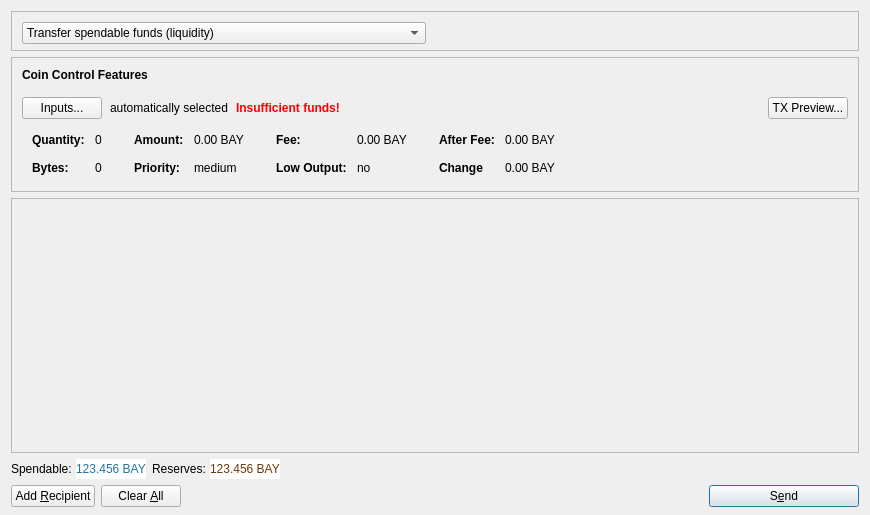
The window that src/qt/forms/sendcoinsdialog.ui (bitbaymarket/bitbay-core) describes before a commit, drawn with Qt 5.
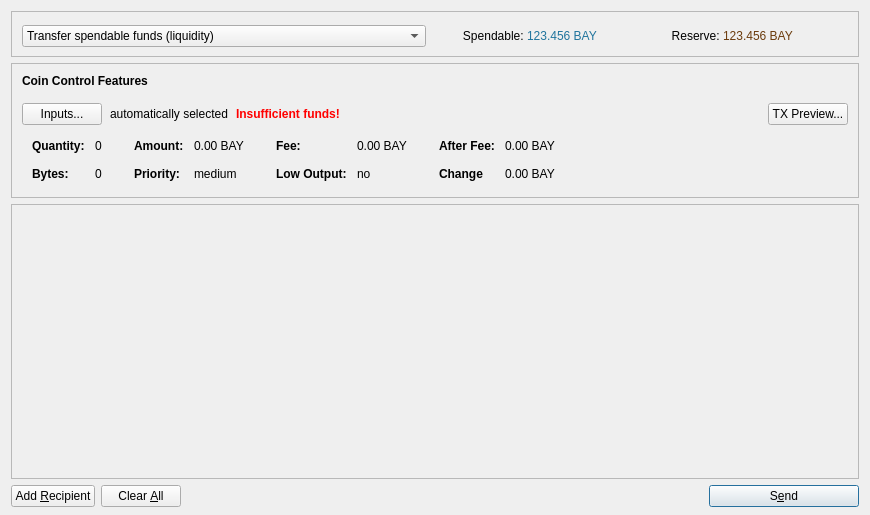
The same window after the commit. Icons and pictures are not drawn.

Commit message: Send panel: move labels with spendable and reserve

Diff of the .ui file:
```diff
--- a/src/qt/forms/sendcoinsdialog.ui
+++ b/src/qt/forms/sendcoinsdialog.ui
@@ -13,7 +13,7 @@
   <property name="windowTitle">
    <string>Send Coins</string>
   </property>
-  <layout class="QVBoxLayout" name="verticalLayout" stretch="0,0,1,0,0">
+  <layout class="QVBoxLayout" name="verticalLayout" stretch="0,0,1,0">
    <property name="bottomMargin">
     <number>8</number>
    </property>
@@ -77,10 +77,153 @@
          </widget>
         </item>
         <item>
-         <spacer name="horizontalSpacer_3">
+         <layout class="QHBoxLayout" name="horizontalLayout_4">
+          <property name="spacing">
+           <number>0</number>
+          </property>
+          <item>
+           <widget class="QLabel" name="labelLiquidityText">
+            <property name="minimumSize">
+             <size>
+              <width>0</width>
+              <height>28</height>
+             </size>
+            </property>
+            <property name="text">
+             <string>  Spendable: </string>
+            </property>
+            <property name="alignment">
+             <set>Qt::AlignRight|Qt::AlignTrailing|Qt::AlignVCenter</set>
+            </property>
+           </widget>
+          </item>
+          <item>
+           <widget class="QLabel" name="labelLiquidity">
+            <property name="palette">
+             <palette>
+              <active>
+               <colorrole role="WindowText">
+                <brush brushstyle="SolidPattern">
+                 <color alpha="255">
+                  <red>32</red>
+                  <green>116</green>
+                  <blue>157</blue>
+                 </color>
+                </brush>
+               </colorrole>
+              </active>
+              <inactive>
+               <colorrole role="WindowText">
+                <brush brushstyle="SolidPattern">
+                 <color alpha="255">
+                  <red>32</red>
+                  <green>116</green>
+                  <blue>157</blue>
+                 </color>
+                </brush>
+               </colorrole>
+              </inactive>
+              <disabled>
+               <colorrole role="WindowText">
+                <brush brushstyle="SolidPattern">
+                 <color alpha="255">
+                  <red>190</red>
+                  <green>190</green>
+                  <blue>190</blue>
+                 </color>
+                </brush>
+               </colorrole>
+              </disabled>
+             </palette>
+            </property>
+            <property name="autoFillBackground">
+             <bool>true</bool>
+            </property>
+            <property name="text">
+             <string>123.456 BAY</string>
+            </property>
+            <property name="textInteractionFlags">
+             <set>Qt::LinksAccessibleByMouse|Qt::TextSelectableByKeyboard|Qt::TextSelectableByMouse</set>
+            </property>
+           </widget>
+          </item>
+         </layout>
+        </item>
+        <item>
+         <layout class="QHBoxLayout" name="horizontalLayout_5">
+          <property name="spacing">
+           <number>0</number>
+          </property>
+          <item>
+           <widget class="QLabel" name="labelReservesText">
+            <property name="text">
+             <string>  Reserve: </string>
+            </property>
+            <property name="alignment">
+             <set>Qt::AlignRight|Qt::AlignTrailing|Qt::AlignVCenter</set>
+            </property>
+           </widget>
+          </item>
+          <item>
+           <widget class="QLabel" name="labelReserves">
+            <property name="palette">
+             <palette>
+              <active>
+               <colorrole role="WindowText">
+                <brush brushstyle="SolidPattern">
+                 <color alpha="255">
+                  <red>107</red>
+                  <green>59</green>
+                  <blue>12</blue>
+                 </color>
+                </brush>
+               </colorrole>
+              </active>
+              <inactive>
+               <colorrole role="WindowText">
+                <brush brushstyle="SolidPattern">
+                 <color alpha="255">
+                  <red>107</red>
+                  <green>59</green>
+                  <blue>12</blue>
+                 </color>
+                </brush>
+               </colorrole>
+              </inactive>
+              <disabled>
+               <colorrole role="WindowText">
+                <brush brushstyle="SolidPattern">
+                 <color alpha="255">
+                  <red>190</red>
+                  <green>190</green>
+                  <blue>190</blue>
+                 </color>
+                </brush>
+               </colorrole>
+              </disabled>
+             </palette>
+            </property>
+            <property name="autoFillBackground">
+             <bool>true</bool>
+            </property>
+            <property name="text">
+             <string>123.456 BAY</string>
+            </property>
+            <property name="textInteractionFlags">
+             <set>Qt::LinksAccessibleByMouse|Qt::TextSelectableByKeyboard|Qt::TextSelectableByMouse</set>
+            </property>
+           </widget>
+          </item>
+         </layout>
+        </item>
+        <item>
+         <spacer name="horizontalSpacer_2">
           <property name="orientation">
            <enum>Qt::Horizontal</enum>
           </property>
+          <property name="sizeType">
+           <enum>QSizePolicy::Minimum</enum>
+          </property>
           <property name="sizeHint" stdset="0">
            <size>
             <width>40</width>
@@ -603,7 +746,7 @@
         <x>0</x>
         <y>0</y>
         <width>852</width>
-        <height>243</height>
+        <height>253</height>
        </rect>
       </property>
       <layout class="QVBoxLayout" name="verticalLayout_2">
@@ -643,238 +786,6 @@
      </widget>
     </widget>
    </item>
-   <item>
-    <layout class="QHBoxLayout" name="horizontalLayout_3">
-     <item>
-      <layout class="QHBoxLayout" name="horizontalLayout_4">
-       <property name="spacing">
-        <number>0</number>
-       </property>
-       <item>
-        <widget class="QLabel" name="labelLiquidityText">
-         <property name="autoFillBackground">
-          <bool>true</bool>
-         </property>
-         <property name="text">
-          <string>Spendable: </string>
-         </property>
-        </widget>
-       </item>
-       <item>
-        <widget class="QLabel" name="labelLiquidity">
-         <property name="palette">
-          <palette>
-           <active>
-            <colorrole role="WindowText">
-             <brush brushstyle="SolidPattern">
-              <color alpha="255">
-               <red>32</red>
-               <green>116</green>
-               <blue>157</blue>
-              </color>
-             </brush>
-            </colorrole>
-            <colorrole role="Window">
-             <brush brushstyle="SolidPattern">
-              <color alpha="255">
-               <red>255</red>
-               <green>255</green>
-               <blue>255</blue>
-              </color>
-             </brush>
-            </colorrole>
-           </active>
-           <inactive>
-            <colorrole role="WindowText">
-             <brush brushstyle="SolidPattern">
-              <color alpha="255">
-               <red>32</red>
-               <green>116</green>
-               <blue>157</blue>
-              </color>
-             </brush>
-            </colorrole>
-            <colorrole role="Window">
-             <brush brushstyle="SolidPattern">
-              <color alpha="255">
-               <red>255</red>
-               <green>255</green>
-               <blue>255</blue>
-              </color>
-             </brush>
-            </colorrole>
-           </inactive>
-           <disabled>
-            <colorrole role="WindowText">
-             <brush brushstyle="SolidPattern">
-              <color alpha="255">
-               <red>190</red>
-               <green>190</green>
-               <blue>190</blue>
-              </color>
-             </brush>
-            </colorrole>
-            <colorrole role="Window">
-             <brush brushstyle="SolidPattern">
-              <color alpha="255">
-               <red>255</red>
-               <green>255</green>
-               <blue>255</blue>
-              </color>
-             </brush>
-            </colorrole>
-           </disabled>
-          </palette>
-         </property>
-         <property name="autoFillBackground">
-          <bool>true</bool>
-         </property>
-         <property name="text">
-          <string>123.456 BAY</string>
-         </property>
-         <property name="textInteractionFlags">
-          <set>Qt::LinksAccessibleByMouse|Qt::TextSelectableByKeyboard|Qt::TextSelectableByMouse</set>
-         </property>
-        </widget>
-       </item>
-      </layout>
-     </item>
-     <item>
-      <layout class="QHBoxLayout" name="horizontalLayout_5">
-       <property name="spacing">
-        <number>0</number>
-       </property>
-       <item>
-        <widget class="QLabel" name="labelReservesText">
-         <property name="autoFillBackground">
-          <bool>true</bool>
-         </property>
-         <property name="text">
-          <string>Reserves: </string>
-         </property>
-        </widget>
-       </item>
-       <item>
-        <widget class="QLabel" name="labelReserves">
-         <property name="palette">
-          <palette>
-           <active>
-            <colorrole role="WindowText">
-             <brush brushstyle="SolidPattern">
-              <color alpha="255">
-               <red>107</red>
-               <green>59</green>
-               <blue>12</blue>
-              </color>
-             </brush>
-            </colorrole>
-            <colorrole role="Base">
-             <brush brushstyle="SolidPattern">
-              <color alpha="255">
-               <red>255</red>
-               <green>255</green>
-               <blue>255</blue>
-              </color>
-             </brush>
-            </colorrole>
-            <colorrole role="Window">
-             <brush brushstyle="SolidPattern">
-              <color alpha="255">
-               <red>255</red>
-               <green>255</green>
-               <blue>255</blue>
-              </color>
-             </brush>
-            </colorrole>
-           </active>
-           <inactive>
-            <colorrole role="WindowText">
-             <brush brushstyle="SolidPattern">
-              <color alpha="255">
-               <red>107</red>
-               <green>59</green>
-               <blue>12</blue>
-              </color>
-             </brush>
-            </colorrole>
-            <colorrole role="Base">
-             <brush brushstyle="SolidPattern">
-              <color alpha="255">
-               <red>255</red>
-               <green>255</green>
-               <blue>255</blue>
-              </color>
-             </brush>
-            </colorrole>
-            <colorrole role="Window">
-             <brush brushstyle="SolidPattern">
-              <color alpha="255">
-               <red>255</red>
-               <green>255</green>
-               <blue>255</blue>
-              </color>
-             </brush>
-            </colorrole>
-           </inactive>
-           <disabled>
-            <colorrole role="WindowText">
-             <brush brushstyle="SolidPattern">
-              <color alpha="255">
-               <red>190</red>
-               <green>190</green>
-               <blue>190</blue>
-              </color>
-             </brush>
-            </colorrole>
-            <colorrole role="Base">
-             <brush brushstyle="SolidPattern">
-              <color alpha="255">
-               <red>255</red>
-               <green>255</green>
-               <blue>255</blue>
-              </color>
-             </brush>
-            </colorrole>
-            <colorrole role="Window">
-             <brush brushstyle="SolidPattern">
-              <color alpha="255">
-               <red>255</red>
-               <green>255</green>
-               <blue>255</blue>
-              </color>
-             </brush>
-            </colorrole>
-           </disabled>
-          </palette>
-         </property>
-         <property name="autoFillBackground">
-          <bool>true</bool>
-         </property>
-         <property name="text">
-          <string>123.456 BAY</string>
-         </property>
-         <property name="textInteractionFlags">
-          <set>Qt::LinksAccessibleByMouse|Qt::TextSelectableByKeyboard|Qt::TextSelectableByMouse</set>
-         </property>
-        </widget>
-       </item>
-      </layout>
-     </item>
-     <item>
-      <spacer name="horizontalSpacer_2">
-       <property name="orientation">
-        <enum>Qt::Horizontal</enum>
-       </property>
-       <property name="sizeHint" stdset="0">
-        <size>
-         <width>40</width>
-         <height>20</height>
-        </size>
-       </property>
-      </spacer>
-     </item>
-    </layout>
-   </item>
    <item>
     <layout class="QHBoxLayout" name="horizontalLayout">
      <item>
```
The commit also changes 3 other files.
